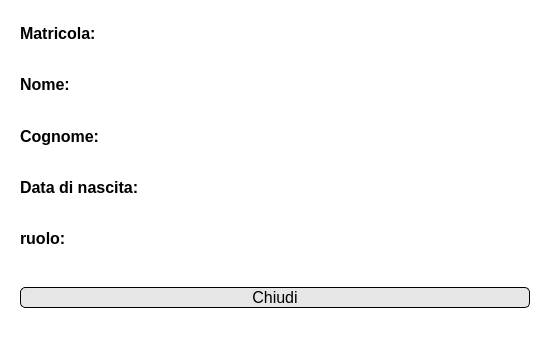
Qt form View/Amministratore/UI files/visualizza amministratore.ui (FrancescoFinizii/Biblioteca-universitaria) before a commit.
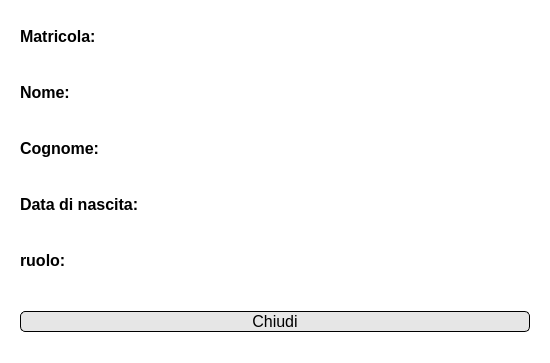
The same form after that commit. Icons and pictures are not drawn.

Diff of the .ui file:
```diff
--- a/View/Amministratore/UI files/visualizza amministratore.ui
+++ b/View/Amministratore/UI files/visualizza amministratore.ui
@@ -7,7 +7,7 @@
     <x>0</x>
     <y>0</y>
     <width>550</width>
-    <height>339</height>
+    <height>363</height>
    </rect>
   </property>
   <property name="minimumSize">
@@ -24,7 +24,10 @@
     <normaloff>../Resources/logo.png</normaloff>../Resources/logo.png</iconset>
   </property>
   <property name="styleSheet">
-   <string notr="true">background-color: rgb(255, 255, 255);</string>
+   <string notr="true">QDialog#Dialog {
+background-color: rgb(255, 255, 255);
+color:black;
+} </string>
   </property>
   <property name="modal">
    <bool>true</bool>
```
